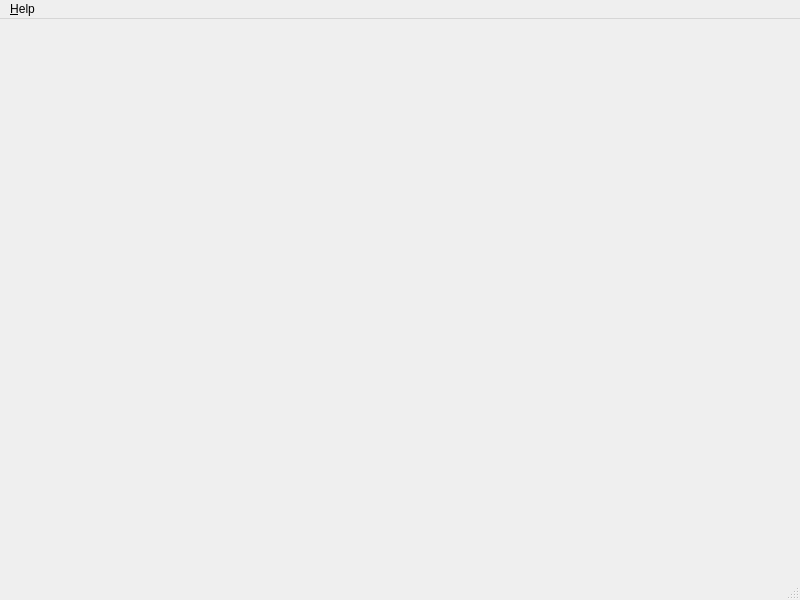
The window that mainwindow.ui (tootal/DBLParse) describes before a commit, drawn with Qt 5.
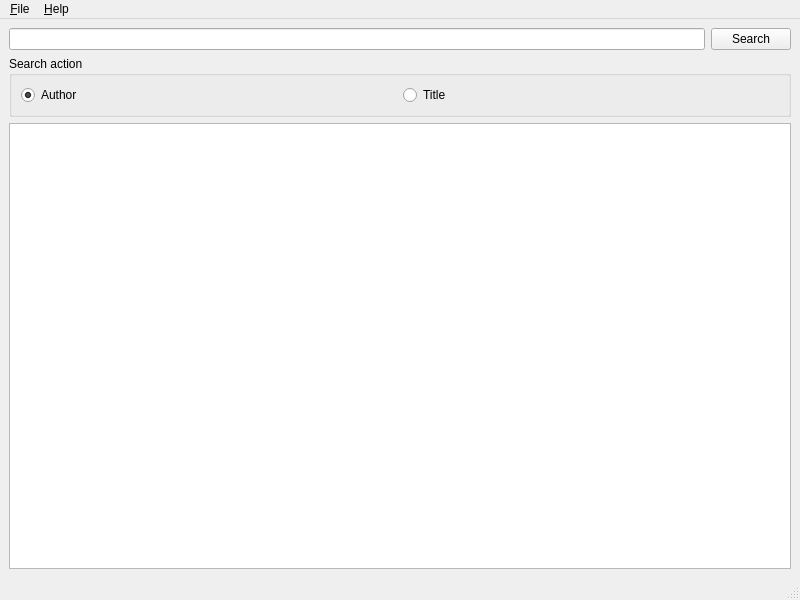
The same window after the commit.

Commit message: parser author and title

What changed in the file:
```diff
--- a/mainwindow.ui
+++ b/mainwindow.ui
@@ -13,7 +13,53 @@
   <property name="windowTitle">
    <string>MainWindow</string>
   </property>
-  <widget class="QWidget" name="centralwidget"/>
+  <widget class="QWidget" name="centralwidget">
+   <layout class="QVBoxLayout" name="verticalLayout">
+    <item>
+     <layout class="QHBoxLayout" name="horizontalLayout">
+      <item>
+       <widget class="QLineEdit" name="keyEdit"/>
+      </item>
+      <item>
+       <widget class="QPushButton" name="searchButton">
+        <property name="text">
+         <string>Search</string>
+        </property>
+       </widget>
+      </item>
+     </layout>
+    </item>
+    <item>
+     <widget class="QGroupBox" name="groupBox">
+      <property name="title">
+       <string>Search action</string>
+      </property>
+      <layout class="QHBoxLayout" name="horizontalLayout_2">
+       <item>
+        <widget class="QRadioButton" name="authorRadioButton">
+         <property name="text">
+          <string>Author</string>
+         </property>
+         <property name="checked">
+          <bool>true</bool>
+         </property>
+        </widget>
+       </item>
+       <item>
+        <widget class="QRadioButton" name="titleRadioButton">
+         <property name="text">
+          <string>Title</string>
+         </property>
+        </widget>
+       </item>
+      </layout>
+     </widget>
+    </item>
+    <item>
+     <widget class="QTableWidget" name="tableWidget"/>
+    </item>
+   </layout>
+  </widget>
   <widget class="QMenuBar" name="menubar">
    <property name="geometry">
     <rect>
@@ -31,6 +77,13 @@
     <addaction name="actionAbout_DBLP"/>
     <addaction name="action_About_Dblparse"/>
    </widget>
+   <widget class="QMenu" name="menu_File">
+    <property name="title">
+     <string>&amp;File</string>
+    </property>
+    <addaction name="actionE_xit"/>
+   </widget>
+   <addaction name="menu_File"/>
    <addaction name="menu_Help"/>
   </widget>
   <widget class="QStatusBar" name="statusbar"/>
```
Left out of the diff: 9 changed lines with no effect on the pictures. The commit also changes 6 other files.
